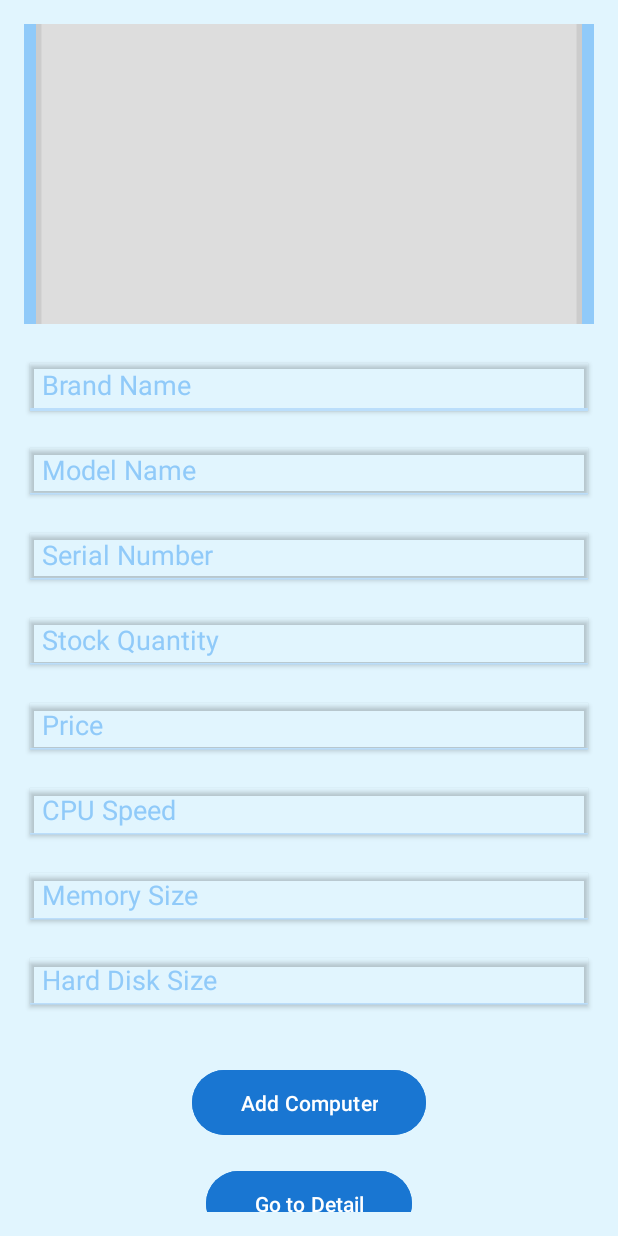
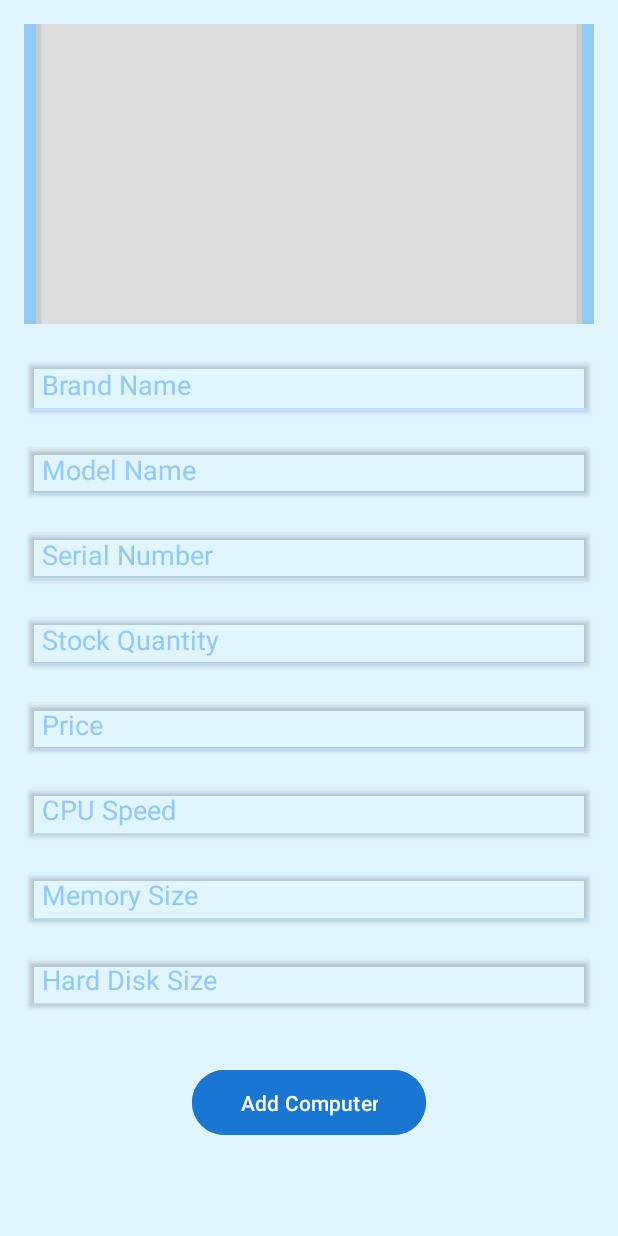
Before and after one commit to XxFlukeyxX/ThanachaiAndroid, an Android app: the screen it shows after launch (AddComputerActivity), after a tap on "Add Computer", on a phone screen of 412 x 824 dp. Run offline under Robolectric (Android 15) with nearby library versions, the phone set to English and light mode, and no system bars; pictures from the network do not load; 1 other tap on this screen came first.

Commit message:
Frist Commit

```diff
--- a/app/src/main/java/com/example/thanachaiandroid/ApiService.kt
+++ b/app/src/main/java/com/example/thanachaiandroid/ApiService.kt
@@ -1,4 +1,5 @@
-import com.example.thanachaiandroid.Computer
+package com.example.thanachaiandroid
+
 import okhttp3.MultipartBody
 import okhttp3.RequestBody
 import retrofit2.Call
--- a/app/src/main/java/com/example/thanachaiandroid/RetrofitClient.kt
+++ b/app/src/main/java/com/example/thanachaiandroid/RetrofitClient.kt
@@ -1,11 +1,10 @@
 package com.example.thanachaiandroid
 
-import ApiService
 import retrofit2.Retrofit
 import retrofit2.converter.gson.GsonConverterFactory
 
 object RetrofitClient {
-    private const val BASE_URL = "http://192.168.1.70:4000/"  // เปลี่ยน URL นี้ให้ตรงกับที่คุณใช้งาน
+    private const val BASE_URL = "http://192.168.1.70:4000/"
 
     val instance: ApiService by lazy {
         Retrofit.Builder()
--- a/app/src/main/res/layout/activity_add_computer.xml
+++ b/app/src/main/res/layout/activity_add_computer.xml
@@ -3,7 +3,7 @@
     android:layout_width="match_parent"
     android:layout_height="match_parent"
     xmlns:app="http://schemas.android.com/apk/res-auto"
-    android:background="#E1F5FE"> <!-- พื้นหลังสีฟ้าอ่อน -->
+    android:background="#E1F5FE">
 
     <ScrollView
         android:layout_width="0dp"
@@ -140,22 +140,6 @@
                 android:elevation="4dp"
                 android:layout_gravity="center"/>
 
-            <!-- ปุ่มสำหรับเปิด MainActivity -->
-            <Button
-                android:id="@+id/openMainActivityButton"
-                android:layout_width="wrap_content"
-                android:layout_height="wrap_content"
-                android:text="Go to Detail"
-                android:textColor="#FFFFFF"
-                android:backgroundTint="#1976D2"
-                android:layout_marginTop="16dp"
-                android:paddingLeft="32dp"
-                android:paddingRight="32dp"
-                android:paddingTop="12dp"
-                android:paddingBottom="12dp"
-                android:elevation="4dp"
-                android:layout_gravity="center"/>
-
         </LinearLayout>
     </ScrollView>
 </androidx.constraintlayout.widget.ConstraintLayout>
--- a/app/src/main/res/xml/network_security_config.xml
+++ b/app/src/main/res/xml/network_security_config.xml
@@ -1,6 +1,6 @@
 <?xml version="1.0" encoding="utf-8"?>
 <network-security-config>
     <domain-config cleartextTrafficPermitted="true">
-        <domain includeSubdomains="true">10.0.2.2</domain>
+        <domain includeSubdomains="true">192.168.1.70</domain>
     </domain-config>
 </network-security-config>
```
Also changed, not shown: app/src/main/AndroidManifest.xml (+7 -7 lines), app/src/main/java/com/example/thanachaiandroid/AddComputerActivity.kt (+28 -41 lines), app/src/main/java/com/example/thanachaiandroid/MainActivity.kt (+11 -16 lines), app/src/main/res/layout/activity_main.xml (+0 -11 lines).
